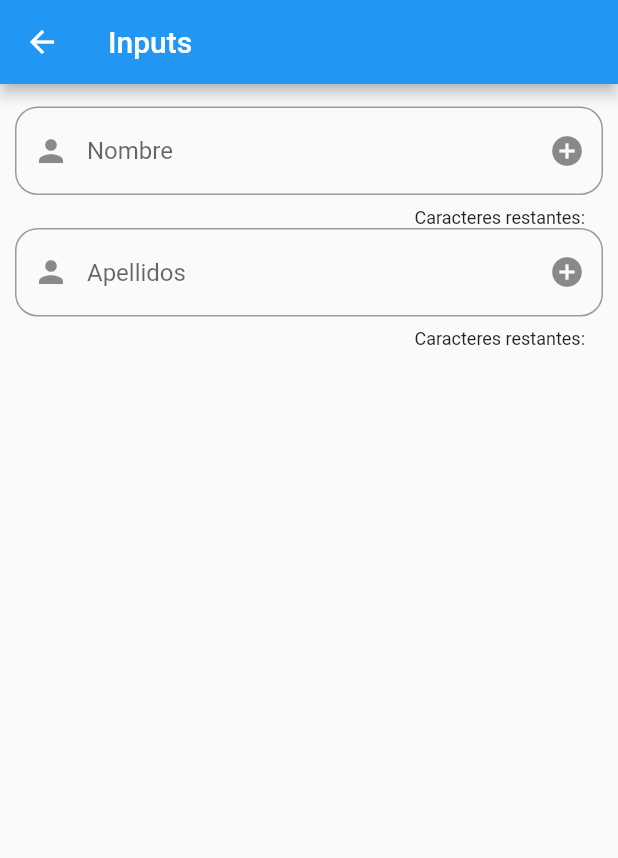
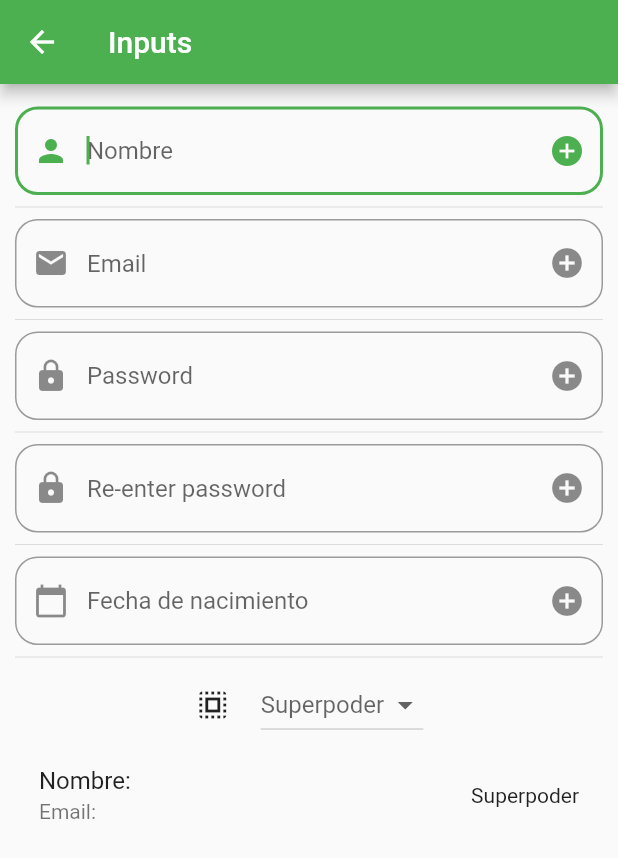
Before and after one commit to p3isman/flutter_basic_widgets, a Flutter app: the screen it shows after launch, after a tap on "Inputs", on a phone screen of 412 x 824 dp. Shown: the top 858 px of the screen. Run offline on Flutter 3.47's test engine with Material 2 defaults, Android fonts, the phone set to English and light mode, and no system bars; network calls fail.

```diff
--- a/data/menu_opts.json
+++ b/data/menu_opts.json
@@ -25,6 +25,12 @@
             "ruta" : "input",
             "icon" : "input",
             "texto": "Inputs"
+        },
+        {
+            "ruta" : "slider",
+            "icon" : "slider",
+            "texto": "Slider"
         }
+
     ]
 }
--- a/lib/main.dart
+++ b/lib/main.dart
@@ -1,4 +1,5 @@
 import 'package:flutter/material.dart';
+import 'package:flutter_localizations/flutter_localizations.dart';
 
 import 'package:components/src/routes/routes.dart';
 import 'package:components/src/pages/alert_page.dart';
@@ -10,7 +11,17 @@ class MyApp extends StatelessWidget {
   Widget build(BuildContext context) {
     return MaterialApp(
       title: 'Material App',
+      theme: ThemeData(primarySwatch: Colors.green),
       debugShowCheckedModeBanner: false,
+      localizationsDelegates: [
+        GlobalMaterialLocalizations.delegate,
+        GlobalWidgetsLocalizations.delegate,
+        GlobalCupertinoLocalizations.delegate,
+      ],
+      supportedLocales: [
+        const Locale('en', ''),
+        const Locale('es', 'ES'),
+      ],
       initialRoute: '/',
       routes: getAppRoutes(),
       // Default named route
--- a/lib/src/pages/alert_page.dart
+++ b/lib/src/pages/alert_page.dart
@@ -11,7 +11,6 @@ class AlertPage extends StatelessWidget {
         child: ElevatedButton(
           child: Text('Show alert'),
           style: ButtonStyle(
-            backgroundColor: MaterialStateProperty.all(Colors.blue),
             elevation: MaterialStateProperty.all(10.0),
           ),
           onPressed: () {
--- a/lib/src/pages/home_page.dart
+++ b/lib/src/pages/home_page.dart
@@ -8,12 +8,12 @@ class HomePage extends StatelessWidget {
   Widget build(BuildContext context) {
     return Scaffold(
       appBar: AppBar(title: Text('Components')),
-      body: _list(),
+      body: _pagesList(),
     );
   }
 
   /// Load data for the list from [menuProvider] with FutureBuilder
-  Widget _list() {
+  Widget _pagesList() {
     return FutureBuilder(
       future: menuProvider.loadData(),
 
@@ -37,8 +37,8 @@ class HomePage extends StatelessWidget {
           ListTile(
             title: Text(element['texto']),
             leading: getIcon(element['icon']),
-            trailing: Icon(Icons.keyboard_arrow_right, color: Colors.blue),
-              onTap: () {
+            trailing: Icon(Icons.keyboard_arrow_right),
+            onTap: () {
               // To navigate to another page we need the BuildContext and a MaterialPageRoute for destination
               Navigator.pushNamed(context, element['ruta']);
             },
--- a/lib/src/pages/input_page.dart
+++ b/lib/src/pages/input_page.dart
@@ -6,6 +6,23 @@ class InputPage extends StatefulWidget {
 }
 
 class _InputPageState extends State<InputPage> {
+  String _name = '';
+  String _email = '';
+  String _date = '';
+
+  // The initial value MUST be one of the options from the DropdownMenuItem in case we use it as value
+  String _selectedOption = 'Superpoder';
+
+  List<String> _powers = [
+    'Volar',
+    'Rayos X',
+    'Invisibilidad',
+    'Velocidad',
+    'Fuerza'
+  ];
+
+  TextEditingController _inputController = new TextEditingController();
+
   @override
   Widget build(BuildContext context) {
     return Scaffold(
@@ -14,24 +31,144 @@ class _InputPageState extends State<InputPage> {
       ),
       body: ListView(
         padding: EdgeInsets.symmetric(horizontal: 10.0, vertical: 15.0),
-        children: [_createInput('Nombre'), _createInput('Apellidos')],
+        children: [
+          _createName(),
+          Divider(),
+          _createEmail(),
+          Divider(),
+          _createPassword(),
+          Divider(),
+          _createPassword(re: true),
+          Divider(),
+          _createDate(context),
+          Divider(),
+          _createDropdown(),
+          _createPerson(),
+        ],
       ),
     );
   }
 
-  Widget _createInput(String hint) {
+  Widget _createName() {
     return TextField(
+      autofocus: true,
       textCapitalization: TextCapitalization.sentences,
+      onChanged: (value) {
+        setState(() {
+          _name = value;
+        });
+      },
       decoration: InputDecoration(
         border: OutlineInputBorder(borderRadius: BorderRadius.circular(15.0)),
-        counter: Text('Caracteres restantes:', style: TextStyle(fontSize: 12)),
-        hintText: hint,
+        hintText: 'Nombre',
         prefixIcon: Icon(Icons.person),
         suffixIcon: Icon(Icons.add_circle),
       ),
+    );
+  }
+
+  Widget _createEmail() {
+    return TextField(
+      keyboardType: TextInputType.emailAddress,
       onChanged: (value) {
-        setState(() {});
+        setState(() {
+          _email = value;
+        });
+      },
+      decoration: InputDecoration(
+        border: OutlineInputBorder(borderRadius: BorderRadius.circular(15.0)),
+        hintText: 'Email',
+        prefixIcon: Icon(Icons.mail),
+        suffixIcon: Icon(Icons.add_circle),
+      ),
+    );
+  }
+
+  Widget _createPassword({re = false}) {
+    return TextField(
+      obscureText: true,
+      decoration: InputDecoration(
+        border: OutlineInputBorder(borderRadius: BorderRadius.circular(15.0)),
+        hintText: re ? 'Re-enter password' : 'Password',
+        prefixIcon: Icon(Icons.lock),
+        suffixIcon: Icon(Icons.add_circle),
+      ),
+    );
+  }
+
+  Widget _createDate(BuildContext context) {
+    return TextField(
+      controller: _inputController,
+      // Avoid selecting text
+      enableInteractiveSelection: false,
+      decoration: InputDecoration(
+        border: OutlineInputBorder(borderRadius: BorderRadius.circular(15.0)),
+        hintText: 'Fecha de nacimiento',
+        prefixIcon: Icon(Icons.calendar_today),
+        suffixIcon: Icon(Icons.add_circle),
+      ),
+      onTap: () {
+        // Remove focus of field
+        FocusScope.of(context).requestFocus(new FocusNode());
+        _selectDate(context);
       },
     );
   }
+
+  void _selectDate(BuildContext context) async {
+    DateTime picked = await showDatePicker(
+      context: context,
+      initialDate: new DateTime.now(),
+      firstDate: new DateTime.now(),
+      lastDate: new DateTime(2022),
+    );
+
+    if (picked != null) {
+      setState(() {
+        // Get date from datetime
+        _date = picked.toString().split(' ')[0];
+        // Change text inside the field
+        _inputController.text = _date;
+      });
+    }
+  }
+
+  Widget _createDropdown() {
+    return Row(
+      mainAxisAlignment: MainAxisAlignment.center,
+      children: [
+        Icon(Icons.select_all),
+        SizedBox(width: 20.0),
+        DropdownButton(
+          hint: Text(_selectedOption),
+          items: _getOptionsDropdown(),
+          onChanged: (opt) {
+            setState(() {
+              _selectedOption = opt;
+            });
+          },
+        ),
+      ],
+    );
+  }
+
+  List<DropdownMenuItem<String>> _getOptionsDropdown() {
+    List<DropdownMenuItem<String>> list = [];
+    _powers.forEach((power) {
+      list.add(DropdownMenuItem(
+        child: Text(power),
+        value: power,
+      ));
+    });
+
+    return list;
+  }
+
+  Widget _createPerson() {
+    return ListTile(
+      title: Text('Nombre: $_name'),
+      subtitle: Text('Email: $_email'),
+      trailing: Text(_selectedOption),
+    );
+  }
 }
--- a/lib/src/routes/routes.dart
+++ b/lib/src/routes/routes.dart
@@ -6,6 +6,7 @@ import 'package:components/src/pages/avatar_page.dart';
 import 'package:components/src/pages/card_page.dart';
 import 'package:components/src/pages/animated_container.dart';
 import 'package:components/src/pages/input_page.dart';
+import 'package:components/src/pages/slider_page.dart';
 
 Map<String, WidgetBuilder> getAppRoutes() {
   return <String, WidgetBuilder>{
@@ -15,5 +16,6 @@ Map<String, WidgetBuilder> getAppRoutes() {
     'card': (BuildContext context) => CardPage(),
     'animatedContainer': (BuildContext context) => AnimatedContainerPage(),
     'input': (BuildContext context) => InputPage(),
+    'slider': (BuildContext context) => SliderPage(),
   };
 }
--- a/lib/src/utils/icon_string.dart
+++ b/lib/src/utils/icon_string.dart
@@ -6,12 +6,10 @@ final _icons = <String, IconData>{
   'folder_open': Icons.folder_open,
   'donut_large': Icons.donut_large,
   'input': Icons.input,
+  'slider': Icons.toggle_off_outlined
 };
 
 // Return icon from string
 Icon getIcon(String iconName) {
-  return Icon(
-    _icons[iconName],
-    color: Colors.blue,
-  );
+  return Icon(_icons[iconName]);
 }
--- a/pubspec.yaml
+++ b/pubspec.yaml
@@ -30,6 +30,8 @@ dependencies:
 
 dev_dependencies:
   flutter_test:
+    sdk: flutter
+  flutter_localizations:
     sdk: flutter
 
 # For information on the generic Dart part of this file, see the
```
Also changed, not shown: lib/src/pages/slider_page.dart (added, +94 -0 lines), pubspec.lock.
